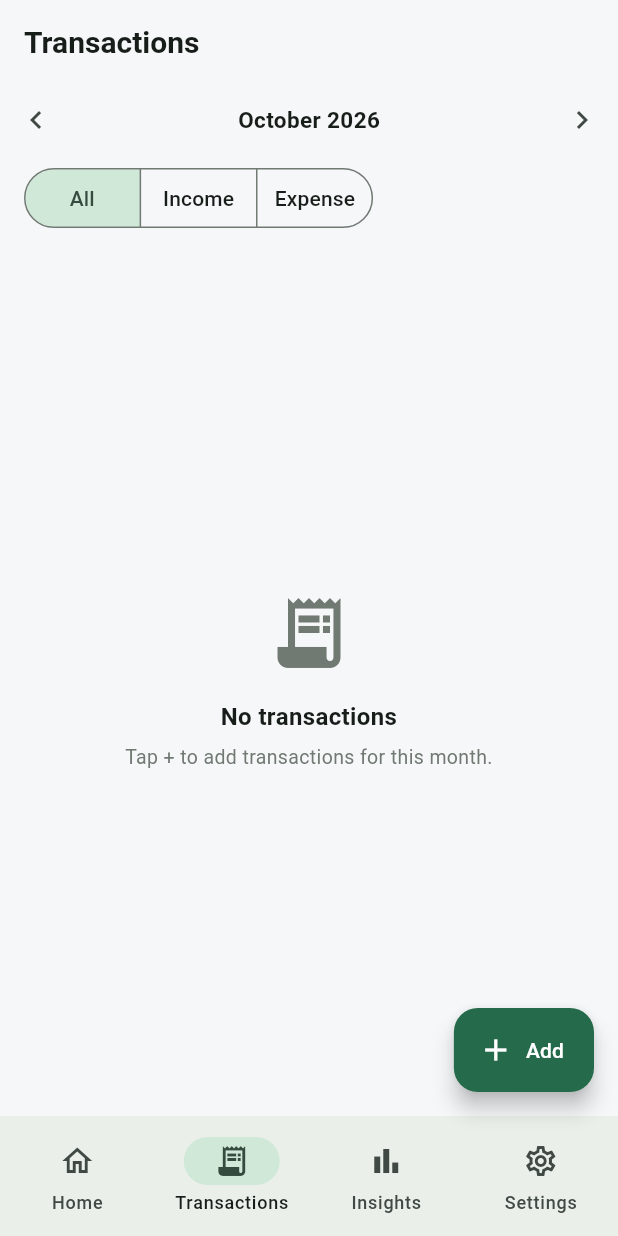
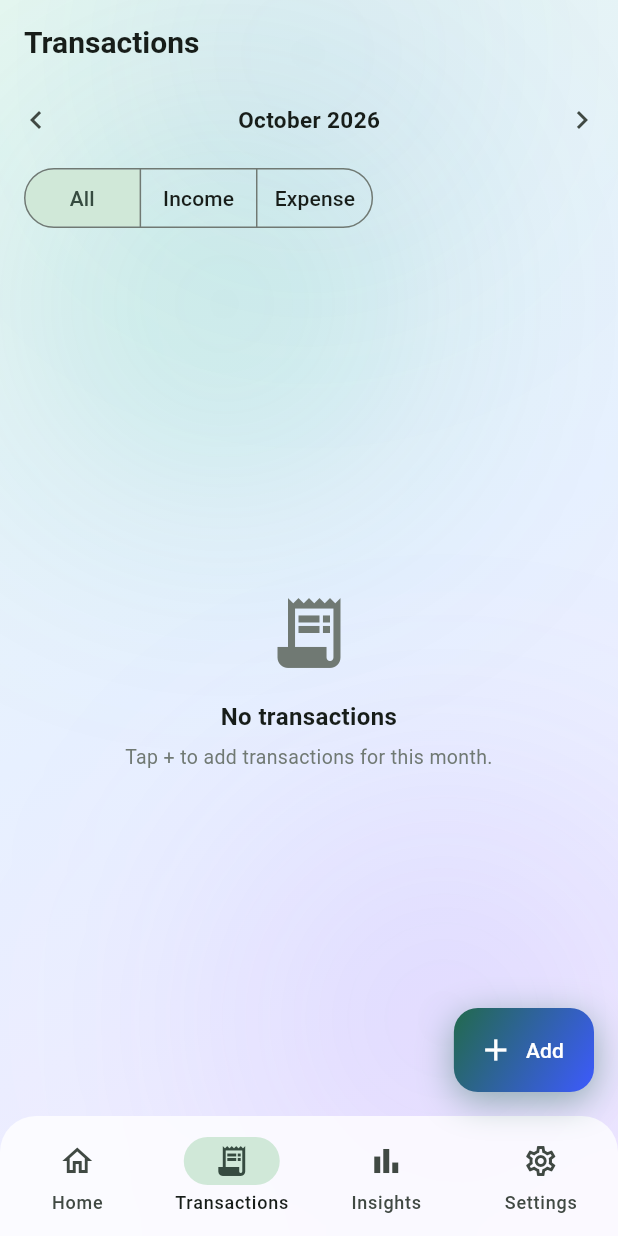
Before and after one commit to KacanggSoyaa/moneytracker, a Flutter app: the screen it shows after launch, item 2 of the bottom bar chosen, after a tap on the "chevron right" icon, on a phone screen of 412 x 824 dp. Run offline on Flutter 3.47's test engine with Material 3 defaults, Android fonts, the phone set to English and light mode, and no system bars; our stand-ins replace file_picker, fl_chart, package_info_plus, sqflite, sqflite_common_ffi_web; accounts and stored records are empty.

Commit message:
Add animated gradient/glow background, glassmorphism, gradient FAB

```diff
--- a/lib/app.dart
+++ b/lib/app.dart
@@ -3,6 +3,7 @@ import 'package:provider/provider.dart';
 import 'screens/shell_screen.dart';
 import 'providers/app_state.dart';
 import 'theme.dart';
+import 'widgets/app_background.dart';
 
 class App extends StatefulWidget {
   const App({super.key});
@@ -50,7 +51,12 @@ class _SplashScreen extends StatelessWidget {
   @override
   Widget build(BuildContext context) {
     final scheme = Theme.of(context).colorScheme;
-    return Scaffold(
+    return Stack(
+      fit: StackFit.expand,
+      children: [
+        const AppBackground(),
+        Scaffold(
+          backgroundColor: Colors.transparent,
           body: Center(
             child: Column(
               mainAxisSize: MainAxisSize.min,
@@ -66,6 +72,8 @@ class _SplashScreen extends StatelessWidget {
               ],
             ),
           ),
+        ),
+      ],
     );
   }
 }
--- a/lib/screens/categories_screen.dart
+++ b/lib/screens/categories_screen.dart
@@ -3,6 +3,7 @@ import 'package:provider/provider.dart';
 
 import '../models/category.dart';
 import '../providers/app_state.dart';
+import '../widgets/app_background.dart';
 import '../widgets/category_avatar.dart';
 import 'category_form_screen.dart';
 
@@ -12,7 +13,12 @@ class CategoriesScreen extends StatelessWidget {
   @override
   Widget build(BuildContext context) {
     final state = context.watch<AppState>();
-    return Scaffold(
+    return Stack(
+      fit: StackFit.expand,
+      children: [
+        const AppBackground(),
+        Scaffold(
+          backgroundColor: Colors.transparent,
           appBar: AppBar(title: const Text('Categories')),
           body: ListView(
             padding: const EdgeInsets.only(bottom: 96),
@@ -36,6 +42,8 @@ class CategoriesScreen extends StatelessWidget {
             icon: const Icon(Icons.add),
             label: const Text('New category'),
           ),
+        ),
+      ],
     );
   }
 }
--- a/lib/screens/category_form_screen.dart
+++ b/lib/screens/category_form_screen.dart
@@ -4,6 +4,7 @@ import 'package:provider/provider.dart';
 import '../models/category.dart';
 import '../providers/app_state.dart';
 import '../utils/icon_lookup.dart';
+import '../widgets/app_background.dart';
 
 class CategoryFormScreen extends StatefulWidget {
   final Category? initial;
@@ -83,12 +84,17 @@ class _CategoryFormScreenState extends State<CategoryFormScreen> {
   Widget build(BuildContext context) {
     final scheme = Theme.of(context).colorScheme;
     final icons = availableIcons();
-    return Scaffold(
-      appBar: AppBar(title: Text(_isEdit ? 'Edit category' : 'New category')),
-      body: SafeArea(
-        child: ListView(
-          padding: const EdgeInsets.all(20),
-          children: [
+    return Stack(
+      fit: StackFit.expand,
+      children: [
+        const AppBackground(),
+        Scaffold(
+          backgroundColor: Colors.transparent,
+          appBar: AppBar(title: Text(_isEdit ? 'Edit category' : 'New category')),
+          body: SafeArea(
+            child: ListView(
+              padding: const EdgeInsets.all(20),
+              children: [
             TextField(
               controller: _nameController,
               textCapitalization: TextCapitalization.words,
@@ -205,6 +211,8 @@ class _CategoryFormScreenState extends State<CategoryFormScreen> {
           ],
         ),
       ),
+      ),
+      ],
     );
   }
 
--- a/lib/screens/dashboard_screen.dart
+++ b/lib/screens/dashboard_screen.dart
@@ -1,3 +1,5 @@
+import 'dart:ui';
+
 import 'package:flutter/material.dart';
 import 'package:intl/intl.dart';
 import 'package:provider/provider.dart';
@@ -215,14 +217,31 @@ class _BalanceCard extends StatelessWidget {
     final expense = state.monthTotals[TransactionType.expense] ?? 0;
     final balance = income - expense;
     return Container(
+      decoration: BoxDecoration(
+        borderRadius: BorderRadius.circular(20),
+        boxShadow: [
+          BoxShadow(
+            color: scheme.primary.withValues(alpha: 0.40),
+            blurRadius: 26,
+            offset: const Offset(0, 10),
+          ),
+        ],
+      ),
+      child: ClipRRect(
+        borderRadius: BorderRadius.circular(20),
+        child: BackdropFilter(
+          filter: ImageFilter.blur(sigmaX: 16, sigmaY: 16),
+          child: Container(
             padding: const EdgeInsets.all(20),
             decoration: BoxDecoration(
               gradient: LinearGradient(
                 begin: Alignment.topLeft,
                 end: Alignment.bottomRight,
-          colors: [scheme.primary, scheme.primary.withValues(alpha: 0.85)],
+                colors: [
+                  scheme.primary,
+                  scheme.primary.withValues(alpha: 0.88),
+                ],
               ),
-        borderRadius: BorderRadius.circular(20),
             ),
             child: Column(
               crossAxisAlignment: CrossAxisAlignment.start,
@@ -243,6 +262,13 @@ class _BalanceCard extends StatelessWidget {
                     fontSize: 30,
                     fontWeight: FontWeight.w700,
                     letterSpacing: 0.5,
+                    shadows: [
+                      Shadow(
+                        color: Colors.black.withValues(alpha: 0.25),
+                        blurRadius: 18,
+                        offset: const Offset(0, 4),
+                      ),
+                    ],
                   ),
                 ),
                 const SizedBox(height: 16),
@@ -271,6 +297,9 @@ class _BalanceCard extends StatelessWidget {
                   ],
                 ),
               ],
+            ),
+          ),
+        ),
       ),
     );
   }
--- a/lib/screens/shell_screen.dart
+++ b/lib/screens/shell_screen.dart
@@ -1,5 +1,9 @@
+import 'dart:ui';
+
 import 'package:flutter/material.dart';
 
+import '../theme.dart';
+import '../widgets/app_background.dart';
 import 'analytics_screen.dart';
 import 'dashboard_screen.dart';
 import 'settings_screen.dart';
@@ -20,6 +24,8 @@ class _ShellScreenState extends State<ShellScreen> {
 
   @override
   Widget build(BuildContext context) {
+    final scheme = Theme.of(context).colorScheme;
+    final isDark = Theme.of(context).brightness == Brightness.dark;
     final body = switch (_index) {
       0 => DashboardScreen(
           onSeeAllTransactions: () => setState(() => _index = 1),
@@ -29,23 +35,61 @@ class _ShellScreenState extends State<ShellScreen> {
       2 => const AnalyticsScreen(),
       _ => const SettingsScreen(),
     };
-    return Scaffold(
+    return Stack(
+      fit: StackFit.expand,
+      children: [
+        const AppBackground(),
+        Scaffold(
+          backgroundColor: Colors.transparent,
           appBar: AppBar(title: Text(_titles[_index])),
           body: body,
           floatingActionButton: _index <= 1
-          ? FloatingActionButton.extended(
+              ? Container(
+                  decoration: BoxDecoration(
+                    borderRadius: BorderRadius.circular(16),
+                    gradient: LinearGradient(
+                      begin: Alignment.topLeft,
+                      end: Alignment.bottomRight,
+                      colors: [
+                        scheme.primary,
+                        AppTheme.accentIndigo,
+                      ],
+                    ),
+                    boxShadow: [
+                      BoxShadow(
+                        color: scheme.primary.withValues(alpha: 0.45),
+                        blurRadius: 20,
+                        offset: const Offset(0, 6),
+                      ),
+                    ],
+                  ),
+                  child: FloatingActionButton.extended(
                     onPressed: () => Navigator.of(context).push(
                       MaterialPageRoute(
                         builder: (_) => const TransactionFormScreen(),
                       ),
                     ),
+                    backgroundColor: Colors.transparent,
+                    elevation: 0,
+                    highlightElevation: 0,
+                    shape: RoundedRectangleBorder(
+                      borderRadius: BorderRadius.circular(16),
+                    ),
                     icon: const Icon(Icons.add),
                     label: const Text('Add'),
+                  ),
                 )
               : null,
-      bottomNavigationBar: NavigationBar(
+          bottomNavigationBar: ClipRRect(
+            borderRadius: const BorderRadius.vertical(top: Radius.circular(24)),
+            child: BackdropFilter(
+              filter: ImageFilter.blur(sigmaX: 24, sigmaY: 24),
+              child: NavigationBar(
                 selectedIndex: _index,
                 onDestinationSelected: (i) => setState(() => _index = i),
+                backgroundColor: isDark
+                    ? const Color(0xE61E1E1E)
+                    : Colors.white.withValues(alpha: 0.78),
                 destinations: const [
                   NavigationDestination(
                     icon: Icon(Icons.home_outlined),
@@ -69,6 +113,10 @@ class _ShellScreenState extends State<ShellScreen> {
                   ),
                 ],
               ),
+            ),
+          ),
+        ),
+      ],
     );
   }
 }
--- a/lib/screens/transaction_form_screen.dart
+++ b/lib/screens/transaction_form_screen.dart
@@ -7,6 +7,7 @@ import '../models/app_transaction.dart';
 import '../models/category.dart';
 import '../providers/app_state.dart';
 import '../utils/currency_formatter.dart';
+import '../widgets/app_background.dart';
 import '../widgets/category_avatar.dart';
 
 class TransactionFormScreen extends StatefulWidget {
@@ -154,7 +155,12 @@ class _TransactionFormScreenState extends State<TransactionFormScreen> {
         : state.expenseCategories;
     final symbol = state.settings.currencySymbol;
 
-    return Scaffold(
+    return Stack(
+      fit: StackFit.expand,
+      children: [
+        const AppBackground(),
+        Scaffold(
+          backgroundColor: Colors.transparent,
           appBar: AppBar(
             title: Text(_isEdit ? 'Edit transaction' : 'New transaction'),
             actions: [
@@ -296,6 +302,8 @@ class _TransactionFormScreenState extends State<TransactionFormScreen> {
           ],
         ),
       ),
+      ),
+      ],
     );
   }
 }
--- a/lib/theme.dart
+++ b/lib/theme.dart
@@ -1,12 +1,15 @@
 import 'package:flutter/material.dart';
 
 abstract final class AppTheme {
-  static const Color seed = Color(0xFF00875A);
+  static const Color seed = Color(0xFF10B981);
 
-  static const Color incomeGreen = Color(0xFF00A86B);
+  static const Color accentViolet = Color(0xFF7C4DFF);
+  static const Color accentIndigo = Color(0xFF3D5AFE);
+
+  static const Color incomeGreen = Color(0xFF10B981);
   static const Color expenseRed = Color(0xFFFD3C4A);
   static const Color warningAmber = Color(0xFFFDBC2C);
-  static const Color infoBlue = Color(0xFF3B82F6);
+  static const Color infoBlue = Color(0xFF3D5AFE);
 
   static ThemeData light() {
     final scheme = ColorScheme.fromSeed(seedColor: seed);
@@ -29,8 +32,9 @@ abstract final class AppTheme {
       colorScheme: scheme,
       scaffoldBackgroundColor: scaffold,
       appBarTheme: AppBarTheme(
-        backgroundColor: scaffold,
+        backgroundColor: Colors.transparent,
         surfaceTintColor: Colors.transparent,
+        scrolledUnderElevation: 0,
         centerTitle: false,
         titleTextStyle: TextStyle(
           color: scheme.onSurface,
@@ -40,12 +44,15 @@ abstract final class AppTheme {
       ),
       cardTheme: CardThemeData(
         elevation: 0,
-        color: isDark ? const Color(0xFF1E1E1E) : Colors.white,
+        shadowColor: isDark
+            ? Colors.black.withValues(alpha: 0.60)
+            : scheme.primary.withValues(alpha: 0.16),
+        color: isDark ? const Color(0xE61E1E1E) : Colors.white,
         shape: RoundedRectangleBorder(
           borderRadius: BorderRadius.circular(16),
           side: BorderSide(
             color: isDark
-                ? const Color(0xFF2A2A2A)
+                ? Colors.white.withValues(alpha: 0.05)
                 : const Color(0xFFECEDEF),
           ),
         ),
--- /dev/null
+++ b/lib/widgets/app_background.dart
@@ -0,0 +1,127 @@
+import 'dart:math' as math;
+import 'dart:ui';
+
+import 'package:flutter/material.dart';
+
+/// Animated gradient + soft glow background placed behind app content.
+class AppBackground extends StatefulWidget {
+  const AppBackground({super.key, this.child});
+
+  final Widget? child;
+
+  @override
+  State<AppBackground> createState() => _AppBackgroundState();
+}
+
+class _AppBackgroundState extends State<AppBackground>
+    with SingleTickerProviderStateMixin {
+  late final AnimationController _controller;
+
+  @override
+  void initState() {
+    super.initState();
+    _controller = AnimationController(
+      vsync: this,
+      duration: const Duration(seconds: 8),
+    )..repeat();
+  }
+
+  @override
+  void dispose() {
+    _controller.dispose();
+    super.dispose();
+  }
+
+  @override
+  Widget build(BuildContext context) {
+    final dark = Theme.of(context).brightness == Brightness.dark;
+    final emerald = const Color(0xFF10B981);
+    final violet = const Color(0xFF7C4DFF);
+    final indigo = const Color(0xFF3D5AFE);
+
+    final base = LinearGradient(
+      begin: Alignment.topLeft,
+      end: Alignment.bottomRight,
+      colors: dark
+          ? const [
+              Color(0xFF16203A),
+              Color(0xFF132B3C),
+              Color(0xFF2A1745),
+            ]
+          : const [
+              Color(0xFFE6F7F0),
+              Color(0xFFE7F0FF),
+              Color(0xFFF3EBFF),
+            ],
+    );
+
+    return AnimatedBuilder(
+      animation: _controller,
+      builder: (context, child) {
+        final t = _controller.value;
+        return Stack(
+          fit: StackFit.expand,
+          children: [
+            DecoratedBox(decoration: BoxDecoration(gradient: base)),
+            _Glow(
+              color: emerald.withValues(alpha: dark ? 0.20 : 0.28),
+              size: 340,
+              position: Offset(
+                0.15 + 0.22 * math.sin(2 * math.pi * t),
+                0.20 + 0.10 * math.cos(2 * math.pi * t * 0.6),
+              ),
+            ),
+            _Glow(
+              color: violet.withValues(alpha: dark ? 0.18 : 0.22),
+              size: 380,
+              position: Offset(
+                0.82 + 0.14 * math.cos(2 * math.pi * (t + 0.33)),
+                0.78 + 0.12 * math.sin(2 * math.pi * (t + 0.15)),
+              ),
+            ),
+            _Glow(
+              color: indigo.withValues(alpha: dark ? 0.13 : 0.16),
+              size: 300,
+              position: Offset(
+                0.60 + 0.16 * math.sin(2 * math.pi * (t + 0.6)),
+                0.08 + 0.10 * math.cos(2 * math.pi * (t + 0.4)),
+              ),
+            ),
+            ?child,
+          ],
+        );
+      },
+      child: widget.child,
+    );
+  }
+}
+
+class _Glow extends StatelessWidget {
+  const _Glow({required this.color, required this.size, required this.position});
+
+  final Color color;
+  final double size;
+  final Offset position;
+
+  @override
+  Widget build(BuildContext context) {
+    final media = MediaQuery.sizeOf(context);
+    return Positioned(
+      left: media.width * position.dx - size / 2,
+      top: media.height * position.dy - size / 2,
+      child: ImageFiltered(
+        imageFilter: ImageFilter.blur(sigmaX: 90, sigmaY: 90),
+        child: Container(
+          width: size,
+          height: size,
+          decoration: BoxDecoration(
+            shape: BoxShape.circle,
+            gradient: RadialGradient(
+              colors: [color, color.withValues(alpha: 0.0)],
+            ),
+          ),
+        ),
+      ),
+    );
+  }
+}
```
Lines whose indentation alone changed are shown as unchanged.
